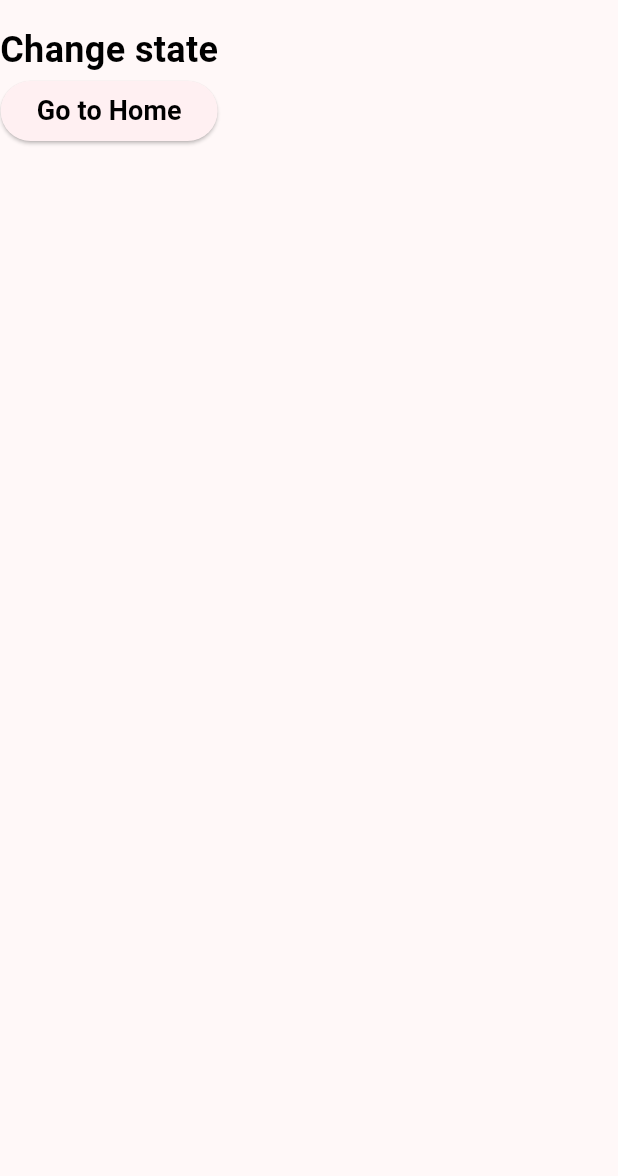
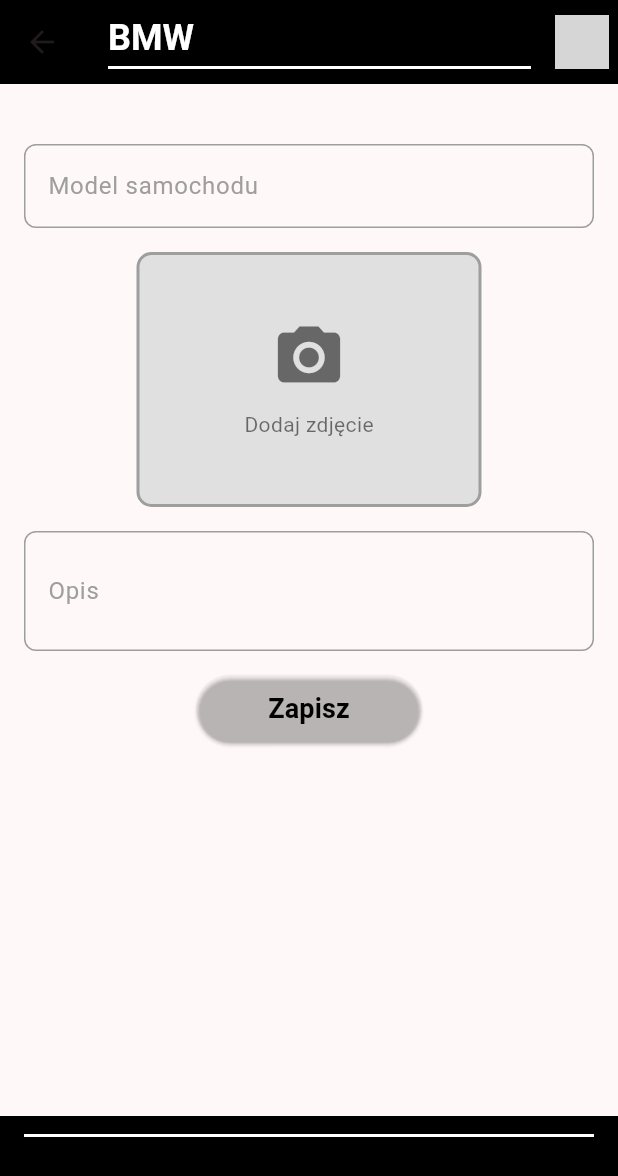
Before and after one commit to michellamilecka/CarDealership, a Flutter app: the ChangeStateScreen screen opened directly, on a phone screen of 412 x 824 dp. Shown: the top 1176 px of the screen. Run offline on Flutter 3.47's test engine with Material 3 defaults, Android fonts, the light colour scheme and no system bars; our stand-ins replace image_picker; missing offline and left inert: iconify_flutter; grey boxes are pictures that could not be loaded.

Commit message:
ekran do zmiany stanu

```diff
--- a/salon_samochodowy/lib/views/screens/change_state_screen.dart
+++ b/salon_samochodowy/lib/views/screens/change_state_screen.dart
@@ -1,4 +1,8 @@
 import 'package:flutter/material.dart';
+
+import '../widgets/add_photo_widget.dart';
+import '../widgets/footer_widget.dart';
+import '../widgets/header_widget.dart';
 
 
 class ChangeStateScreen extends StatelessWidget{
@@ -7,33 +11,118 @@
   @override
   Widget build(BuildContext context) {
     return Scaffold(
-      body: Column(
-          children: [
-            const SizedBox(height: 16),
-            Text(
-              'Change state', // Wyświetlany tekst
-              style: TextStyle(
-                fontSize: 24,
-                fontWeight: FontWeight.bold,
-                color: Colors.black,
+      appBar: PreferredSize(
+        preferredSize: const Size.fromHeight(80),
+        child: HeaderWidget(),
+      ),
+      body: Center(
+        child: Column(
+            children: [
+              Padding(
+                padding: const EdgeInsets.symmetric(horizontal: 16.0, vertical: 16.0),
+                child: TextField(
+                  cursorColor: Color(0xFF00A8E8),
+                  decoration: InputDecoration(
+                    labelText: 'Model samochodu', // Etykieta
+                    labelStyle: TextStyle(color: Colors.grey),
+                    hintText: 'Wpisz model samochodu', // Podpowiedź
+                    floatingLabelStyle: TextStyle( // Kolor etykiety, gdy pole jest aktywne
+                      color: Color(0xFF00A8E8),
+                      fontWeight: FontWeight.bold, // Opcjonalnie pogrubienie
+                    ),
+                    focusedBorder: OutlineInputBorder( // Obramowanie po aktywacji
+                      borderSide: BorderSide(color: Color(0xFF00A8E8), width: 2.0),
+                      borderRadius: BorderRadius.circular(8.0),
+                    ),
+                    enabledBorder: OutlineInputBorder( // Obramowanie w stanie normalnym
+                      borderSide: BorderSide(color: Colors.grey, width: 1.0),
+                      borderRadius: BorderRadius.circular(8.0),
+                    ),
+                  ),
+                ),
               ),
-            ),
-            ElevatedButton(
-              onPressed:() {
-                Navigator.pop(context);
-              },
-              child: Text(
-                'Go to Home', // Tekst na przycisku
-                style: TextStyle(
-                  fontSize: 18,
-                  fontWeight: FontWeight.bold,
-                  color: Colors.black,
+              AddPhotoWidget(),
+              Padding(
+                padding: const EdgeInsets.symmetric(horizontal: 16.0, vertical: 16.0),
+                child: TextField(
+                  cursorColor: Color(0xFF00A8E8),
+                  minLines: 2,
+                  maxLines: 5,
+                  decoration: InputDecoration(
+                    labelText: 'Opis', // Etykieta
+                    labelStyle: TextStyle(color: Colors.grey),
+                    hintText: 'Opis samochodu', // Podpowiedź
+                    floatingLabelStyle: TextStyle( // Kolor etykiety, gdy pole jest aktywne
+                      color: Color(0xFF00A8E8),
+                      fontWeight: FontWeight.bold, // Opcjonalnie pogrubienie
+                    ),
+                    focusedBorder: OutlineInputBorder( // Obramowanie po aktywacji
+                      borderSide: BorderSide(color: Color(0xFF00A8E8), width: 2.0),
+                      borderRadius: BorderRadius.circular(8.0),
+                    ),
+                    enabledBorder: OutlineInputBorder( // Obramowanie w stanie normalnym
+                      borderSide: BorderSide(color: Colors.grey, width: 1.0),
+                      borderRadius: BorderRadius.circular(8.0),
+                    ),
+                  ),
                 ),
-              ), )
-          ]
-        //  child: NewCarsWidget(), // Wywołanie widgetu NewCarsWidget
+              ),
+
+
+
+              SizedBox(
+                width: 150,
+                height: 45,
+                child: ElevatedButton(
+                    onPressed: (){
+                      showDialog(
+                        context: context,
+                        builder: (context) => AlertDialog(
+                          backgroundColor: Colors.white,
+                          title: Text(
+                            'Dodano nowy samochód!',
+                            style: TextStyle(
+                              color: Colors.black, // Zmiana koloru tekstu tytułu
+                              fontWeight: FontWeight.bold,
+                            ),
+                          ),
+                          actions: [
+                            TextButton(
+                              onPressed: () {
+                                Navigator.of(context).pop();
+                              },
+                              style: ElevatedButton.styleFrom(
+                                overlayColor: Color(0xFF00A8E8), // Kolor podświetlenia na niebiesko
+                              ),
+                              child: Text(
+                                'OK',
+                                style: TextStyle(color: Colors.black),
+                              ),
+                            ),
+                          ],
+                        ),
+                      );
+                    },
+                    style: ElevatedButton.styleFrom(
+                      backgroundColor: Color(0xD9D9D9),
+                      shape: RoundedRectangleBorder(
+                        borderRadius: BorderRadius.circular(65), // Set the radius here
+                      ),
+                      overlayColor: Color(0xFF00A8E8), // Kolor podświetlenia na niebiesko
+                    ),
+                    child: Text(
+                      'Zapisz',
+                      style: TextStyle(
+                        color: Colors.black,
+                        fontWeight: FontWeight.bold,
+                        fontSize: 18,
+                      ),
+                    )),
+              )
+            ]
+        )
       ),
+      bottomNavigationBar: FooterWidget(),
     );
   }
-
 }
--- /dev/null
+++ b/salon_samochodowy/lib/views/widgets/add_photo_widget.dart
@@ -0,0 +1,54 @@
+import 'package:flutter/material.dart';
+import 'package:image_picker/image_picker.dart';
+import 'dart:io';
+
+class AddPhotoWidget extends StatefulWidget {
+  @override
+  _AddPhotoWidgetState createState() => _AddPhotoWidgetState();
+}
+
+class _AddPhotoWidgetState extends State<AddPhotoWidget> {
+  File? _image;
+
+  Future<void> _pickImage() async {
+    final pickedFile = await ImagePicker().pickImage(source: ImageSource.gallery);
+    if (pickedFile != null) {
+      setState(() {
+        _image = File(pickedFile.path);
+      });
+    }
+  }
+
+  @override
+  Widget build(BuildContext context) {
+    return Column(
+      children: [
+        GestureDetector(
+          onTap: _pickImage,
+          child: Container(
+            width: 230,
+            height: 170,
+            decoration: BoxDecoration(
+              border: Border.all(color: Colors.grey, width: 2),
+              borderRadius: BorderRadius.circular(10),
+              color: Colors.grey[300],
+            ),
+            child: _image == null
+                ? Column(
+              mainAxisAlignment: MainAxisAlignment.center,
+              children: [
+                Icon(Icons.camera_alt, size: 50, color: Colors.black54),
+                SizedBox(height: 10),
+                Text('Dodaj zdjęcie', style: TextStyle(color: Colors.black54)),
+              ],
+            )
+                : ClipRRect(
+              borderRadius: BorderRadius.circular(10),
+              child: Image.file(_image!, fit: BoxFit.cover, width: 200, height: 200),
+            ),
+          ),
+        ),
+      ],
+    );
+  }
+}
--- a/salon_samochodowy/lib/views/widgets/change_state_widget.dart
+++ b/salon_samochodowy/lib/views/widgets/change_state_widget.dart
@@ -62,6 +62,7 @@
                         shape: RoundedRectangleBorder(
                           borderRadius: BorderRadius.circular(65), // Set the radius here
                         ),
+                          overlayColor: Color(0xFF00A8E8)
                       ),
                       child: Text(
                         'Wyszukaj',
--- a/salon_samochodowy/lib/views/widgets/header_widget.dart
+++ b/salon_samochodowy/lib/views/widgets/header_widget.dart
@@ -21,7 +21,7 @@
               const SizedBox(height: 4),
               Container(
                 width: 400,
-                height: 1, // Grubość linii
+                height: 2, // Grubość linii
                 color: Colors.white, // Kolor linii
               ),
             ],
--- a/salon_samochodowy/lib/views/widgets/new_car_widget.dart
+++ b/salon_samochodowy/lib/views/widgets/new_car_widget.dart
@@ -44,6 +44,7 @@
                     shape: RoundedRectangleBorder(
                       borderRadius: BorderRadius.circular(65), // Set the radius here
                     ),
+                        overlayColor: Color(0xFF00A8E8)
                   ),
                   child: Text(
                     'Wyszukaj',
--- a/salon_samochodowy/lib/views/widgets/used_cars_widget.dart
+++ b/salon_samochodowy/lib/views/widgets/used_cars_widget.dart
@@ -62,6 +62,7 @@
                         shape: RoundedRectangleBorder(
                           borderRadius: BorderRadius.circular(65), // Set the radius here
                         ),
+                          overlayColor: Color(0xFF00A8E8)
                       ),
                       child: Text(
                         'Wyszukaj',
--- a/salon_samochodowy/pubspec.yaml
+++ b/salon_samochodowy/pubspec.yaml
@@ -31,6 +31,7 @@
   flutter:
     sdk: flutter
   iconify_flutter: ^0.0.7
+  image_picker: ^1.0.0
 
   # The following adds the Cupertino Icons font to your application.
   # Use with the CupertinoIcons class for iOS style icons.
```
Also changed, not shown: salon_samochodowy/pubspec.lock, 2 other files.
